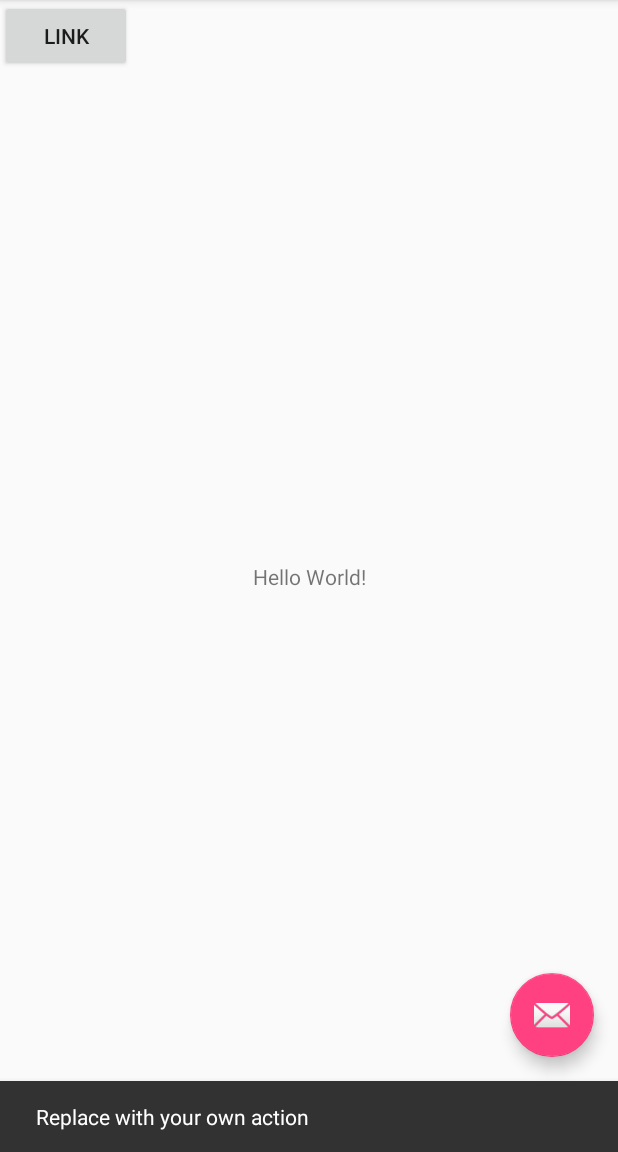
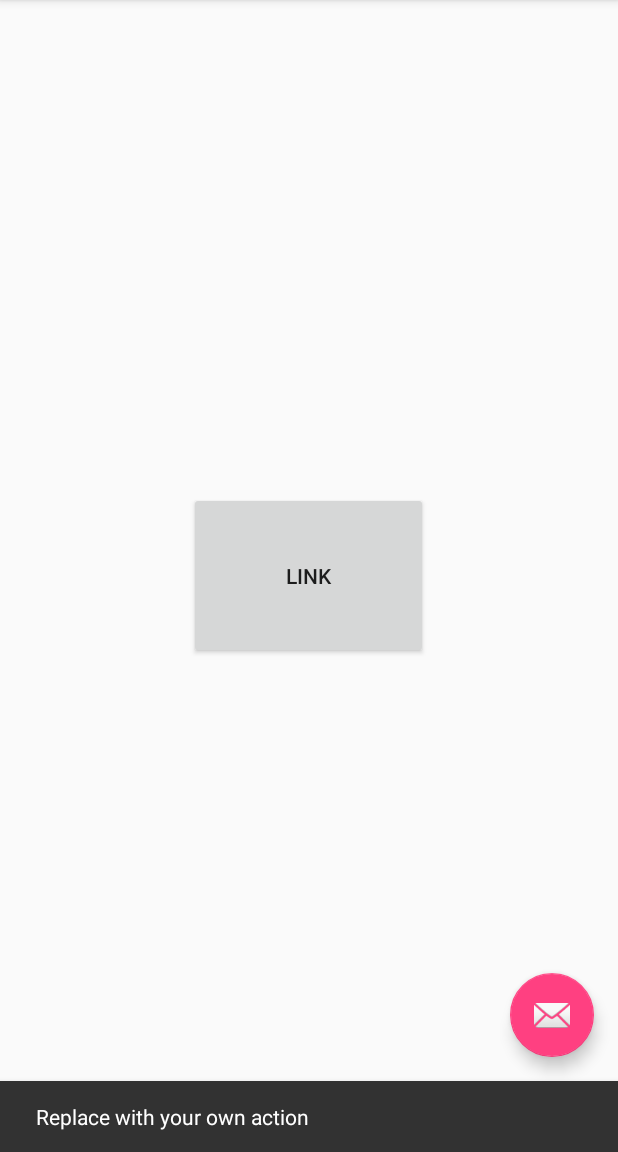
Before and after one commit to magio-hercules/LABis-MyCL, an Android app: the screen it shows after launch (MainActivity), after a tap on an icon or button, on a phone screen of 412 x 824 dp, the part 84-1236 px from its top. Run offline under Robolectric (Android 15) with nearby library versions, the phone set to English and light mode, and no system bars.

Commit message:
Update
Update

```diff
--- a/Android/app/src/main/java/com/labis/mycl/ContentsActivity.java
+++ b/Android/app/src/main/java/com/labis/mycl/ContentsActivity.java
@@ -17,8 +17,8 @@ public class ContentsActivity extends AppCompatActivity {
 
         // Initializing the TabLayout
         tabLayout = (TabLayout) findViewById(R.id.tabLayout);
-        tabLayout.addTab(tabLayout.newTab().setText("Tab One"));
-        tabLayout.addTab(tabLayout.newTab().setText("Tab Two"));
+        tabLayout.addTab(tabLayout.newTab().setText("My Contents"));
+        tabLayout.addTab(tabLayout.newTab().setText("Contents List"));
         tabLayout.setTabGravity(TabLayout.GRAVITY_FILL);
 
         // Initializing ViewPager
--- a/Android/app/src/main/res/layout/content_main.xml
+++ b/Android/app/src/main/res/layout/content_main.xml
@@ -8,21 +8,22 @@
     tools:context=".MainActivity"
     tools:showIn="@layout/activity_main">
 
-    <TextView
-        android:layout_width="wrap_content"
-        android:layout_height="wrap_content"
-        android:text="Hello World!"
-        app:layout_constraintBottom_toBottomOf="parent"
-        app:layout_constraintLeft_toLeftOf="parent"
-        app:layout_constraintRight_toRightOf="parent"
-        app:layout_constraintTop_toTopOf="parent" />
+    <LinearLayout
+        android:layout_width="match_parent"
+        android:layout_height="match_parent"
+        android:gravity="center"
+        android:orientation="horizontal"
+        tools:layout_editor_absoluteX="0dp"
+        tools:layout_editor_absoluteY="0dp">
 
-    <Button
-        android:id="@+id/linkbutton"
-        android:layout_width="wrap_content"
-        android:layout_height="wrap_content"
-        android:text="LINK"
-        tools:layout_editor_absoluteX="148dp"
-        tools:layout_editor_absoluteY="265dp" />
+        <Button
+            android:id="@+id/linkbutton"
+            android:layout_width="159dp"
+            android:layout_height="111dp"
+            android:layout_gravity="center"
+            android:text="LINK"
+            tools:layout_editor_absoluteX="79dp"
+            tools:layout_editor_absoluteY="40dp" />
+    </LinearLayout>
 
 </android.support.constraint.ConstraintLayout>
```
